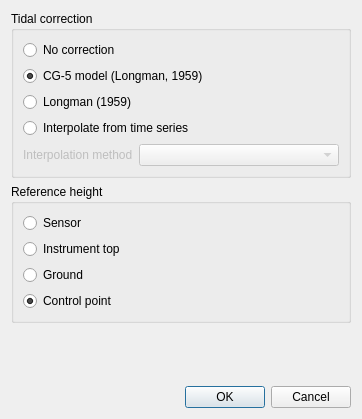
First picture: the form in gravtools/gui/dialog_corrections.ui, repository ahellers/GravTools, before the edit.
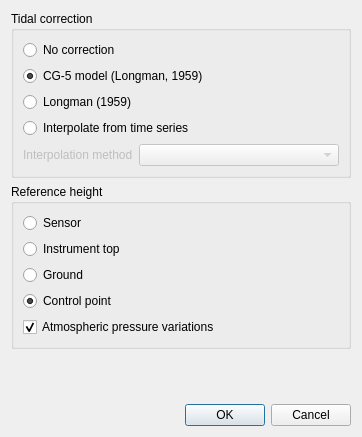
Second picture: the form after the edit.

Commit message: Added checkbox for atmospheric correction to corrections dialog.

The edit to the form file:
```diff
--- a/gravtools/gui/dialog_corrections.ui
+++ b/gravtools/gui/dialog_corrections.ui
@@ -7,7 +7,7 @@
     <x>0</x>
     <y>0</y>
     <width>362</width>
-    <height>419</height>
+    <height>437</height>
    </rect>
   </property>
   <property name="windowTitle">
@@ -182,6 +182,19 @@
           </item>
          </layout>
         </item>
+        <item>
+         <widget class="QCheckBox" name="checkBox_corrections_atm_pressure">
+          <property name="toolTip">
+           <string>&lt;html&gt;&lt;head/&gt;&lt;body&gt;&lt;p&gt;Use measured pressure values provided in the input observation files to correct atmosperhic pressure variations. Be aware that this correction is only applied, if pressure measurements are provided along with the observaiton data.&lt;/p&gt;&lt;/body&gt;&lt;/html&gt;</string>
+          </property>
+          <property name="text">
+           <string>Atmospheric pressure variations</string>
+          </property>
+          <property name="checked">
+           <bool>true</bool>
+          </property>
+         </widget>
+        </item>
        </layout>
       </widget>
      </item>
```
Left out of the diff: 2 changed lines with no effect on the pictures. The commit also changes 1 other file.
